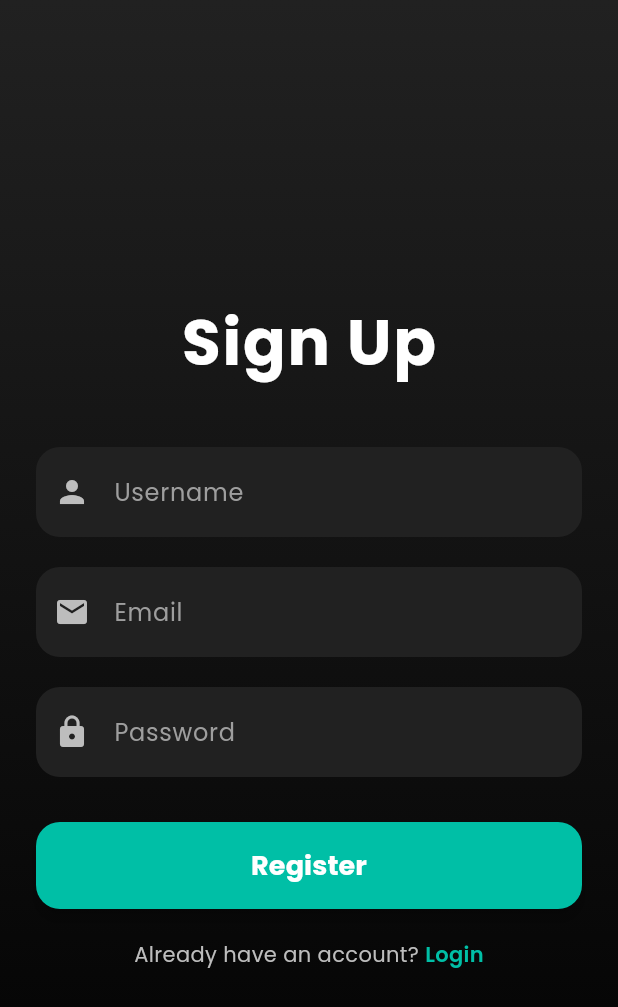
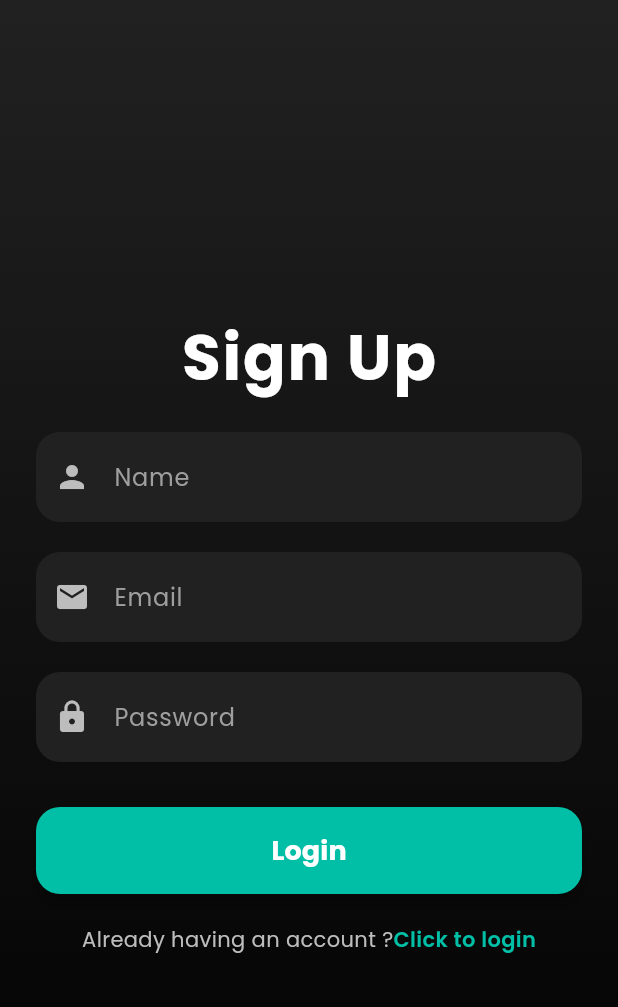
Before and after one commit to Aryanyadav99/Chat_Mate, a Flutter app: the screen it shows after launch, on a phone screen of 412 x 824 dp. Shown: the top 1007 px of the screen. Run offline on Flutter 3.47's test engine with Material 3 defaults, Android fonts, the phone set to English and light mode, and no system bars; our stand-ins replace google_fonts.

Commit message:
mod(app): change the normal flow to clean clean architecture

```diff
--- /dev/null
+++ b/lib/features/auth/domain/repos/auth_repo.dart
@@ -0,0 +1,6 @@
+import 'package:chat_mat/features/auth/domain/entities/user_entity.dart';
+
+abstract class AuthRepo{
+  Future<UserEntity>login(String email,String password);
+  Future<UserEntity>register(String userName,String email,String password);
+}
--- /dev/null
+++ b/lib/features/auth/presentation/widgets/auth_button.dart
@@ -0,0 +1,26 @@
+import 'package:flutter/material.dart';
+
+class AuthButton extends StatelessWidget {
+  final String text;
+  final VoidCallback onPressed;
+
+  const AuthButton({super.key, required this.text, required this.onPressed});
+
+  @override
+  Widget build(BuildContext context) {
+    return  ElevatedButton(
+      onPressed: onPressed,
+      style: ElevatedButton.styleFrom(
+        backgroundColor: const Color(0xFF00BFA6),
+        foregroundColor: Colors.white,
+        shape: RoundedRectangleBorder(borderRadius: BorderRadius.circular(16)),
+        padding: const EdgeInsets.symmetric(vertical: 16),
+        elevation: 4,
+      ),
+      child: const Text(
+        "Login",
+        style: TextStyle(fontSize: 18, fontWeight: FontWeight.bold),
+      ),
+    );
+  }
+}
--- /dev/null
+++ b/lib/features/auth/presentation/widgets/auth_input_field.dart
@@ -0,0 +1,34 @@
+import 'package:flutter/material.dart';
+
+class AuthInputField extends StatelessWidget {
+  final String hint;
+  final IconData icon;
+  final TextEditingController controller;
+  final bool isPassword;
+  const AuthInputField({super.key, required this.hint, required this.icon, required this.controller, required this.isPassword});
+
+  @override
+  Widget build(BuildContext context) {
+    return TextField(
+      controller: controller,
+      obscureText: isPassword,
+      style: const TextStyle(color: Colors.white),
+      decoration: InputDecoration(
+        prefixIcon: Icon(icon, color: Colors.grey[400]),
+        hintText: hint,
+        hintStyle: TextStyle(color: Colors.grey[500]),
+        filled: true,
+        fillColor: Colors.grey[900],
+        contentPadding: const EdgeInsets.symmetric(vertical: 18, horizontal: 20),
+        border: OutlineInputBorder(
+          borderRadius: BorderRadius.circular(16),
+          borderSide: BorderSide.none,
+        ),
+        focusedBorder: OutlineInputBorder(
+          borderRadius: BorderRadius.circular(16),
+          borderSide: const BorderSide(color: Color(0xFF00BFA6), width: 1.5),
+        ),
+      ),
+    );
+  }
+}
--- /dev/null
+++ b/lib/features/auth/presentation/widgets/switch_prompt.dart
@@ -0,0 +1,31 @@
+import 'package:flutter/material.dart';
+
+class AuthSwitchPrompt extends StatelessWidget {
+  final String command;
+  final String destination;
+  final VoidCallback onTap;
+  const AuthSwitchPrompt({super.key, required this.command, required this.destination, required this.onTap});
+
+  @override
+  Widget build(BuildContext context) {
+    return  Row(
+      mainAxisAlignment: MainAxisAlignment.center,
+      children: [
+        Text(
+          command,
+          style: TextStyle(color: Colors.grey[400]),
+        ),
+        GestureDetector(
+          onTap:onTap,
+          child: Text(
+            destination,
+            style: TextStyle(
+              color: Color(0xFF00BFA6),
+              fontWeight: FontWeight.w600,
+            ),
+          ),
+        ),
+      ],
+    );
+  }
+}
--- a/lib/register_page.dart
+++ b/lib/register_page.dart
@@ -1,4 +1,8 @@
 import 'package:flutter/material.dart';
+
+import 'features/auth/presentation/widgets/auth_button.dart';
+import 'features/auth/presentation/widgets/auth_input_field.dart';
+import 'features/auth/presentation/widgets/switch_prompt.dart';
 
 class RegisterPageDemo extends StatefulWidget {
   const RegisterPageDemo({super.key});
@@ -54,21 +58,21 @@ class _RegisterPageState extends State<RegisterPageDemo> {
                     ),
                   ),
                 ),
-                const SizedBox(height: 40),
-                _buildTextInput('Username', Icons.person, _usernameController),
                 const SizedBox(height: 20),
-                _buildTextInput('Email', Icons.mail, _emailController),
+                AuthInputField(hint: 'Name',icon:  Icons.person, controller: _usernameController,isPassword: false),
                 const SizedBox(height: 20),
-                _buildTextInput(
-                  'Password',
-                  Icons.lock,
-                  _passwordController,
+                AuthInputField(hint: 'Email',icon:  Icons.mail, controller: _emailController,isPassword: false),
+                const SizedBox(height: 20),
+                AuthInputField(
+                  hint: 'Password',
+                  icon:Icons.lock,
+                  controller: _passwordController,
                   isPassword: true,
                 ),
                 const SizedBox(height: 30),
-                _buildRegisterButton(),
+                AuthButton(text:"Register", onPressed: (){}),
                 const SizedBox(height: 20),
-                _buildLoginPrompt(),
+                AuthSwitchPrompt(command: "Already having an account ?", destination: "Click to login", onTap: (){}),
               ],
             ),
           ),
@@ -77,76 +81,4 @@ class _RegisterPageState extends State<RegisterPageDemo> {
     );
   }
 
-  Widget _buildTextInput(
-      String hint,
-      IconData icon,
-      TextEditingController controller, {
-        bool isPassword = false,
-      }) {
-    return TextField(
-      controller: controller,
-      obscureText: isPassword,
-      style: const TextStyle(color: Colors.white),
-      decoration: InputDecoration(
-        prefixIcon: Icon(icon, color: Colors.grey[400]),
-        hintText: hint,
-        hintStyle: TextStyle(color: Colors.grey[500]),
-        filled: true,
-        fillColor: Colors.grey[900],
-        contentPadding: const EdgeInsets.symmetric(vertical: 18, horizontal: 20),
-        border: OutlineInputBorder(
-          borderRadius: BorderRadius.circular(16),
-          borderSide: BorderSide.none,
-        ),
-        focusedBorder: OutlineInputBorder(
-          borderRadius: BorderRadius.circular(16),
-          borderSide: const BorderSide(color: Color(0xFF00BFA6), width: 1.5),
-        ),
-      ),
-    );
-  }
-
-  Widget _buildRegisterButton() {
-    return ElevatedButton(
-      onPressed: () {
-        _showInputValue();
-      },
-      style: ElevatedButton.styleFrom(
-        backgroundColor: const Color(0xFF00BFA6),
-        foregroundColor: Colors.white,
-        shape: RoundedRectangleBorder(borderRadius: BorderRadius.circular(16)),
-        padding: const EdgeInsets.symmetric(vertical: 16),
-        elevation: 4,
-      ),
-      child: const Text(
-        "Register",
-        style: TextStyle(fontSize: 18, fontWeight: FontWeight.bold),
-      ),
-    );
-  }
-
-  Widget _buildLoginPrompt() {
-    return Row(
-      mainAxisAlignment: MainAxisAlignment.center,
-      children: [
-        Text(
-          "Already have an account? ",
-          style: TextStyle(color: Colors.grey[400]),
-        ),
-        GestureDetector(
-          onTap: () {
-            // Navigate to login page
-          },
-          child: const Text(
-            "Login",
-            style: TextStyle(
-              color: Color(0xFF00BFA6),
-              fontWeight: FontWeight.w600,
-            ),
-          ),
-        ),
-      ],
-    );
-  }
-
 }
```
Also changed, not shown: lib/features/auth/data/datasource/auth_remote_datasource.dart (added, +33 -0 lines), lib/features/auth/data/models/user_model.dart (added, +16 -0 lines), lib/features/auth/data/repos/auth_repo_Impl.dart (added, +20 -0 lines), lib/features/auth/domain/entities/user_entity.dart (added, +8 -0 lines), lib/features/auth/domain/usecases/login_usercase.dart (added, +10 -0 lines), lib/features/auth/domain/usecases/register_usecase.dart (added, +10 -0 lines), lib/login_page.dart (+10 -83 lines).
